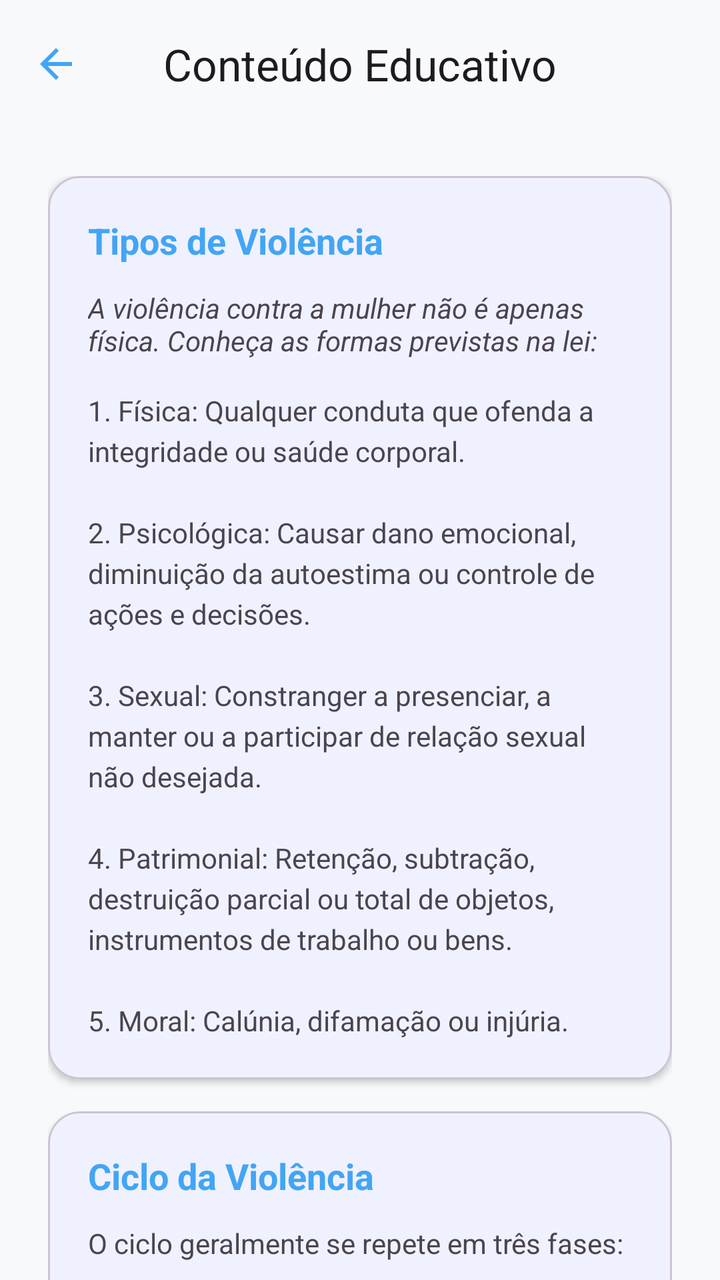
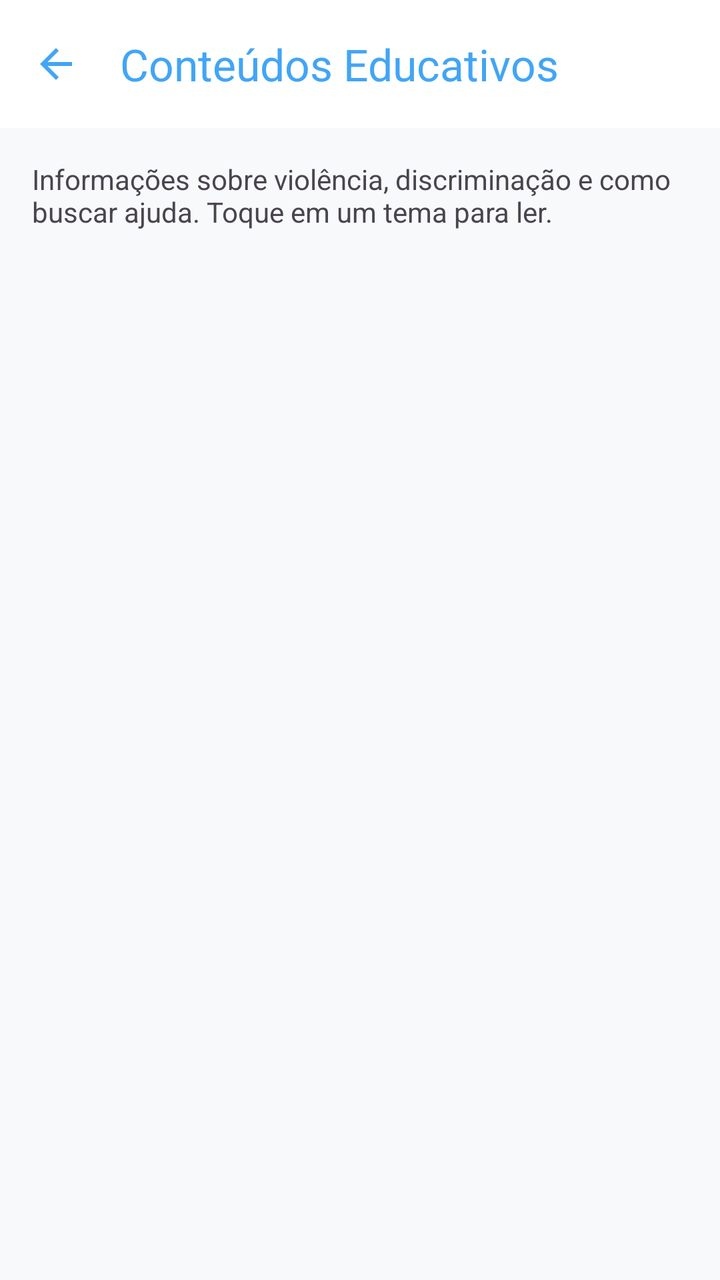

Compare the two renders of this Android layout. The source of the first and the diff that turns it into the second are given below.
<!-- AndroidManifest.xml: application theme Theme.Ampara -->
<!-- res/layout/activity_conteudo.xml -->
<?xml version="1.0" encoding="utf-8"?>
<androidx.coordinatorlayout.widget.CoordinatorLayout xmlns:android="http://schemas.android.com/apk/res/android"
    xmlns:app="http://schemas.android.com/apk/res-auto"
    android:layout_width="match_parent"
    android:layout_height="match_parent"
    android:background="#F8F9FA">

    <com.google.android.material.appbar.AppBarLayout
        android:layout_width="match_parent"
        android:layout_height="wrap_content"
        android:background="@android:color/transparent">

        <com.google.android.material.appbar.MaterialToolbar
            android:id="@+id/toolbarConteudo"
            android:layout_width="match_parent"
            android:layout_height="?attr/actionBarSize"
            app:navigationIcon="?attr/homeAsUpIndicator"
            app:navigationIconTint="@color/primary_ampara"
            app:title="Conteúdo Educativo"
            app:titleCentered="true" />

    </com.google.android.material.appbar.AppBarLayout>

    <androidx.core.widget.NestedScrollView
        android:layout_width="match_parent"
        android:layout_height="match_parent"
        app:layout_behavior="@string/appbar_scrolling_view_behavior">

        <LinearLayout
            android:layout_width="match_parent"
            android:layout_height="wrap_content"
            android:orientation="vertical"
            android:padding="24dp">

            <com.google.android.material.card.MaterialCardView
                android:layout_width="match_parent"
                android:layout_height="wrap_content"
                app:cardCornerRadius="16dp"
                app:cardElevation="2dp">

                <LinearLayout
                    android:layout_width="match_parent"
                    android:layout_height="wrap_content"
                    android:orientation="vertical"
                    android:padding="20dp">

                    <TextView
                        android:layout_width="wrap_content"
                        android:layout_height="wrap_content"
                        android:text="Tipos de Violência"
                        android:textColor="@color/primary_ampara"
                        android:textSize="18sp"
                        android:textStyle="bold" />

                    <TextView
                        android:layout_width="match_parent"
                        android:layout_height="wrap_content"
                        android:layout_marginTop="12dp"
                        android:text="A violência contra a mulher não é apenas física. Conheça as formas previstas na lei:"
                        android:textColor="#49454F"
                        android:textStyle="italic" />

                    <TextView
                        android:layout_width="match_parent"
                        android:layout_height="wrap_content"
                        android:layout_marginTop="16dp"
                        android:text="1. Física: Qualquer conduta que ofenda a integridade ou saúde corporal.\n\n2. Psicológica: Causar dano emocional, diminuição da autoestima ou controle de ações e decisões.\n\n3. Sexual: Constranger a presenciar, a manter ou a participar de relação sexual não desejada.\n\n4. Patrimonial: Retenção, subtração, destruição parcial ou total de objetos, instrumentos de trabalho ou bens.\n\n5. Moral: Calúnia, difamação ou injúria."
                        android:textColor="#49454F"
                        android:lineSpacingExtra="4sp" />

                </LinearLayout>
            </com.google.android.material.card.MaterialCardView>

            <com.google.android.material.card.MaterialCardView
                android:layout_width="match_parent"
                android:layout_height="wrap_content"
                android:layout_marginTop="16dp"
                app:cardCornerRadius="16dp"
                app:cardElevation="2dp">

                <LinearLayout
                    android:layout_width="match_parent"
                    android:layout_height="wrap_content"
                    android:orientation="vertical"
                    android:padding="20dp">

                    <TextView
                        android:layout_width="wrap_content"
                        android:layout_height="wrap_content"
                        android:text="Ciclo da Violência"
                        android:textColor="@color/primary_ampara"
                        android:textSize="18sp"
                        android:textStyle="bold" />

                    <TextView
                        android:layout_width="match_parent"
                        android:layout_height="wrap_content"
                        android:layout_marginTop="12dp"
                        android:text="O ciclo geralmente se repete em três fases:\n\n1. Aumento da tensão (insultos, ameaças).\n2. Ato de violência (explosão).\n3. Lua de mel (arrependimento e promessas de mudança)."
                        android:textColor="#49454F"
                        android:lineSpacingExtra="4sp" />

                </LinearLayout>
            </com.google.android.material.card.MaterialCardView>

        </LinearLayout>
    </androidx.core.widget.NestedScrollView>

</androidx.coordinatorlayout.widget.CoordinatorLayout>
<!-- resources referenced by this layout -->
<resources>
  <color name="primary_ampara">#42A5F5</color>
  <style name="Theme.Ampara" parent="Theme.Material3.DayNight.NoActionBar">
          
          <item name="colorPrimary">@color/primary_ampara</item>
          <item name="colorOnPrimary">@color/white</item>
          <item name="colorPrimaryContainer">@color/primary_ampara_light</item>
  
          
          <item name="android:statusBarColor">@color/primary_ampara</item>
      </style>
  <color name="white">#FFFFFFFF</color>
  <color name="primary_ampara_light">#E3F2FD</color>
</resources>

<!-- the commit's change to res/layout/activity_conteudo.xml (unified diff, before → after) -->
@@ -1,14 +1,16 @@
 <?xml version="1.0" encoding="utf-8"?>
 <androidx.coordinatorlayout.widget.CoordinatorLayout xmlns:android="http://schemas.android.com/apk/res/android"
     xmlns:app="http://schemas.android.com/apk/res-auto"
+    xmlns:tools="http://schemas.android.com/tools"
     android:layout_width="match_parent"
     android:layout_height="match_parent"
-    android:background="#F8F9FA">
+    android:background="#F8F9FA"
+    tools:context=".ui.ConteudoActivity">
 
     <com.google.android.material.appbar.AppBarLayout
         android:layout_width="match_parent"
         android:layout_height="wrap_content"
-        android:background="@android:color/transparent">
+        android:background="@color/white">
 
         <com.google.android.material.appbar.MaterialToolbar
             android:id="@+id/toolbarConteudo"
@@ -16,9 +18,8 @@
             android:layout_height="?attr/actionBarSize"
             app:navigationIcon="?attr/homeAsUpIndicator"
             app:navigationIconTint="@color/primary_ampara"
-            app:title="Conteúdo Educativo"
-            app:titleCentered="true" />
-
+            app:title="Conteúdos Educativos"
+            app:titleTextColor="@color/primary_ampara" />
     </com.google.android.material.appbar.AppBarLayout>
 
     <androidx.core.widget.NestedScrollView
@@ -30,80 +31,21 @@
             android:layout_width="match_parent"
             android:layout_height="wrap_content"
             android:orientation="vertical"
-            android:padding="24dp">
+            android:padding="16dp">
 
-            <com.google.android.material.card.MaterialCardView
+            <TextView
                 android:layout_width="match_parent"
                 android:layout_height="wrap_content"
-                app:cardCornerRadius="16dp"
-                app:cardElevation="2dp">
+                android:layout_marginBottom="12dp"
+                android:text="Informações sobre violência, discriminação e como buscar ajuda. Toque em um tema para ler."
+                android:textColor="@color/text_dark"
+                android:textSize="14sp" />
 
-                <LinearLayout
-                    android:layout_width="match_parent"
-                    android:layout_height="wrap_content"
-                    android:orientation="vertical"
-                    android:padding="20dp">
-
-                    <TextView
-                        android:layout_width="wrap_content"
-                        android:layout_height="wrap_content"
-                        android:text="Tipos de Violência"
-                        android:textColor="@color/primary_ampara"
-                        android:textSize="18sp"
-                        android:textStyle="bold" />
-
-                    <TextView
-                        android:layout_width="match_parent"
-                        android:layout_height="wrap_content"
-                        android:layout_marginTop="12dp"
-                        android:text="A violência contra a mulher não é apenas física. Conheça as formas previstas na lei:"
-                        android:textColor="#49454F"
-                        android:textStyle="italic" />
-
-                    <TextView
-                        android:layout_width="match_parent"
-                        android:layout_height="wrap_content"
-                        android:layout_marginTop="16dp"
-                        android:text="1. Física: Qualquer conduta que ofenda a integridade ou saúde corporal.\n\n2. Psicológica: Causar dano emocional, diminuição da autoestima ou controle de ações e decisões.\n\n3. Sexual: Constranger a presenciar, a manter ou a participar de relação sexual não desejada.\n\n4. Patrimonial: Retenção, subtração, destruição parcial ou total de objetos, instrumentos de trabalho ou bens.\n\n5. Moral: Calúnia, difamação ou injúria."
-                        android:textColor="#49454F"
-                        android:lineSpacingExtra="4sp" />
-
-                </LinearLayout>
-            </com.google.android.material.card.MaterialCardView>
-
-            <com.google.android.material.card.MaterialCardView
+            <androidx.recyclerview.widget.RecyclerView
+                android:id="@+id/rvConteudos"
                 android:layout_width="match_parent"
                 android:layout_height="wrap_content"
-                android:layout_marginTop="16dp"
-                app:cardCornerRadius="16dp"
-                app:cardElevation="2dp">
-
-                <LinearLayout
-                    android:layout_width="match_parent"
-                    android:layout_height="wrap_content"
-                    android:orientation="vertical"
-                    android:padding="20dp">
-
-                    <TextView
-                        android:layout_width="wrap_content"
-                        android:layout_height="wrap_content"
-                        android:text="Ciclo da Violência"
-                        android:textColor="@color/primary_ampara"
-                        android:textSize="18sp"
-                        android:textStyle="bold" />
-
-                    <TextView
-                        android:layout_width="match_parent"
-                        android:layout_height="wrap_content"
-                        android:layout_marginTop="12dp"
-                        android:text="O ciclo geralmente se repete em três fases:\n\n1. Aumento da tensão (insultos, ameaças).\n2. Ato de violência (explosão).\n3. Lua de mel (arrependimento e promessas de mudança)."
-                        android:textColor="#49454F"
-                        android:lineSpacingExtra="4sp" />
-
-                </LinearLayout>
-            </com.google.android.material.card.MaterialCardView>
-
+                android:nestedScrollingEnabled="false" />
         </LinearLayout>
     </androidx.core.widget.NestedScrollView>
-
 </androidx.coordinatorlayout.widget.CoordinatorLayout>
<!-- resource entries referenced after the edit -->
@@ -1,6 +1,7 @@
 <!-- resources referenced by this layout -->
 <resources>
   <color name="primary_ampara">#42A5F5</color>
+  <color name="text_dark">#49454F</color>
   <style name="Theme.Ampara" parent="Theme.Material3.DayNight.NoActionBar">
           
           <item name="colorPrimary">@color/primary_ampara</item>
